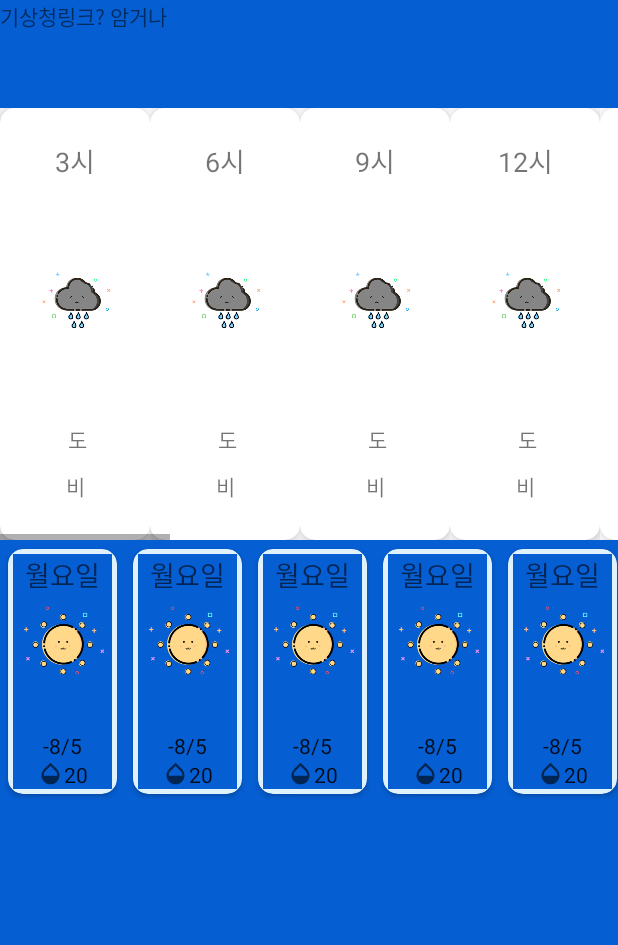
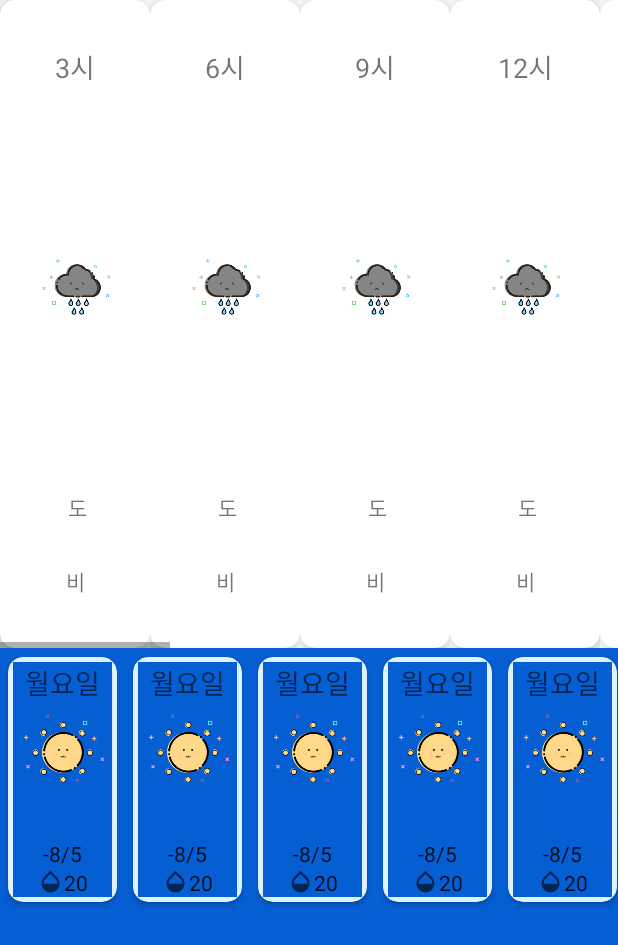
Before and after one commit to gyulchyoung/weather_app, an Android app: the daily screen opened directly, with no data from a screen before it, on a phone screen of 412 x 824 dp. Shown: the top 945 px of the screen. Run offline under Robolectric (Android 15) with nearby library versions, the phone set to English and light mode, and no system bars; network calls fail; Roboto replaces fonts that are not available here.

Commit message:
hj commit

```diff
--- a/app/src/main/java/com/example/main_w/DAILY_JHJ/daily.java
+++ b/app/src/main/java/com/example/main_w/DAILY_JHJ/daily.java
@@ -15,6 +15,7 @@ import androidx.fragment.app.Fragment;
 import androidx.recyclerview.widget.LinearLayoutManager;
 import androidx.recyclerview.widget.RecyclerView;
 
+import com.example.main_w.PreferenceManager;
 import com.example.main_w.R;
 
 import org.xmlpull.v1.XmlPullParser;
@@ -42,10 +43,6 @@ public class daily extends Fragment {
         View v = inflater.inflate(R.layout.daily, container, false);
         View view = inflater.inflate(R.layout.weather_item, container, false);
 
-        Bundle bundle = getArguments();
-        String locationX = bundle.getString("locationX");
-        String locationY = bundle.getString("locationY");
-
         TextView timeView = view.findViewById(R.id.time_view);
         TextView temperatureView = view.findViewById(R.id.temparature_view);
         TextView rainrateView = view.findViewById(R.id.rain_rate_view);
@@ -55,6 +52,9 @@ public class daily extends Fragment {
                 arr[a][m] = " ";
             }
         }
+
+        int locationX = PreferenceManager.getInt(getContext(), "locationX");
+        int locationY = PreferenceManager.getInt(getContext(), "locationY");
 
         class ggetXML extends AsyncTask<String, Void, String> {
 
@@ -214,8 +214,9 @@ public class daily extends Fragment {
                     "numOfRows=225&pageNo=1&base_date=" +
                     "20210225" +
                     "&base_time=2300&nx=" +
-                    50+
-                    "&ny=74";
+                    locationX+
+                    "&ny=" +
+                    locationY;
             new ggetXML().execute(url2);
         }
         else{
@@ -224,8 +225,10 @@ public class daily extends Fragment {
                     "serviceKey=kVYcCisbHyjiLHSoknw1iZbhenW6Glc2mM4hfGf1EeIHjXagq6P9g98eMXs6lFGtlksA74tis6Z677Ol%2FjiHrw%3D%3D&" +
                     "numOfRows=225&pageNo=1&base_date=" +
                     today +
-                    "&base_time=" +
-                    "&nx=55&ny=127";
+                    "&base_time=0200" +
+                    locationX+
+                    "&ny=" +
+                    locationY;
             new ggetXML().execute(url2);
         }
         return v;
--- a/app/src/main/java/com/example/main_w/specific_weather.java
+++ b/app/src/main/java/com/example/main_w/specific_weather.java
@@ -23,25 +23,9 @@ public class specific_weather extends AppCompatActivity {
         super.onCreate(savedInstanceState);
         setContentView(R.layout.specific_weather);
 
-//        FragmentManager manager = getSupportFragmentManager();
-//        dailyFragment = (daily) manager.findFragmentById(R.id.fragment);
-//        weeklyFragment = (WeeklyFragment) manager.findFragmentById(R.id.weekly_weather);
-
-    }
-
-    @Override
-    protected void onActivityResult(int requestCode, int resultCode, @Nullable Intent data) {
-        super.onActivityResult(requestCode, resultCode, data);
-
-        String locationX = data.getStringExtra("locationX");
-        String locationY = data.getStringExtra("locationY");
-
-        Bundle bundle = new Bundle();
-        bundle.putString("locationX",locationX);
-        bundle.putString("locationY",locationY);
-
-        daily dailyFragment = new daily();
-        dailyFragment.setArguments(bundle);
+        FragmentManager manager = getSupportFragmentManager();
+        dailyFragment = (daily) manager.findFragmentById(R.id.fragment);
+        weeklyFragment = (WeeklyFragment) manager.findFragmentById(R.id.weekly_weather);
 
     }
 }
--- a/app/src/main/res/layout/specific_weather.xml
+++ b/app/src/main/res/layout/specific_weather.xml
@@ -4,24 +4,17 @@
     android:layout_height="match_parent"
     android:orientation="vertical">
 
-    <TextView
-        android:id="@+id/textView4"
-        android:layout_width="match_parent"
-        android:layout_height="0dp"
-        android:layout_weight="1"
-        android:text="기상청링크? 암거나" />
-
     <fragment
         android:id="@+id/fragment"
         android:name="com.example.main_w.DAILY_JHJ.daily"
         android:layout_width="match_parent"
         android:layout_height="0dp"
-        android:layout_weight="4" />
+        android:layout_weight="2" />
 
     <fragment
         android:id="@+id/weekly_weather"
+        android:name="com.example.main_w.weekly.WeeklyFragment"
         android:layout_width="match_parent"
         android:layout_height="wrap_content"
-        android:layout_weight="4"
-        android:name="com.example.main_w.weekly.WeeklyFragment"/>
+        android:layout_weight="1" />
 </LinearLayout>
```
